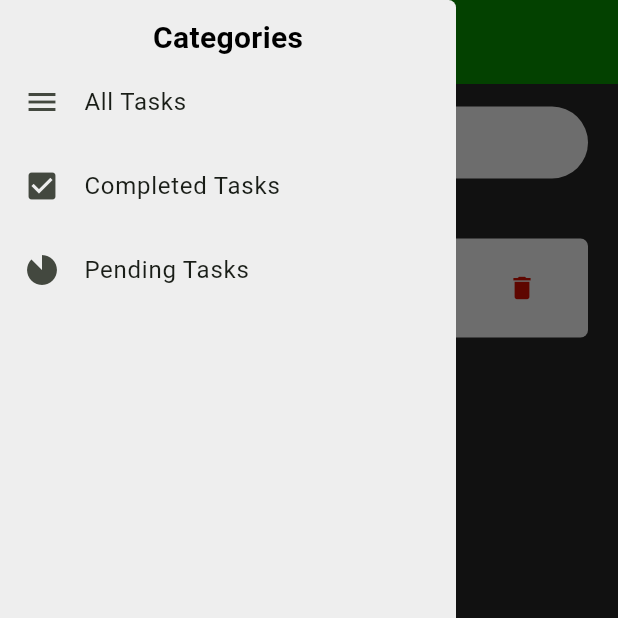
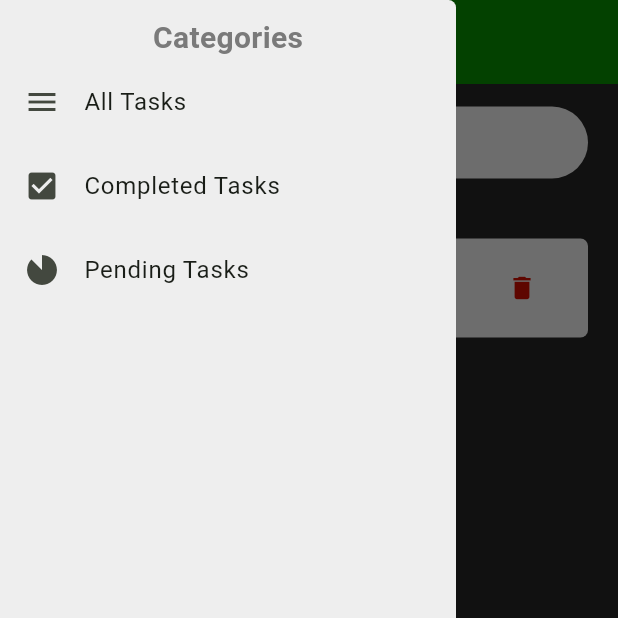
Before and after one commit to OndiekiErnest/To-Do-Flutter, a Flutter app: the screen it shows after launch, with the side drawer open, on a phone screen of 412 x 824 dp, the top half of it. Run offline on Flutter 3.47's test engine with Material 3 defaults, Android fonts, the phone set to English and light mode, and no system bars.

Commit message:
Changed the "Categories" text color to grey

```diff
--- a/lib/screens/tasks_screen.dart
+++ b/lib/screens/tasks_screen.dart
@@ -209,7 +209,7 @@ class _TasksScreenState extends State<TasksScreen> {
                   child: Text(
                     'Categories',
                     style: TextStyle(
-                      color: Colors.black,
+                      color: Color.fromARGB(255, 122, 122, 122),
                       fontSize: 20,
                       fontWeight: FontWeight.bold,
                     ),
```
